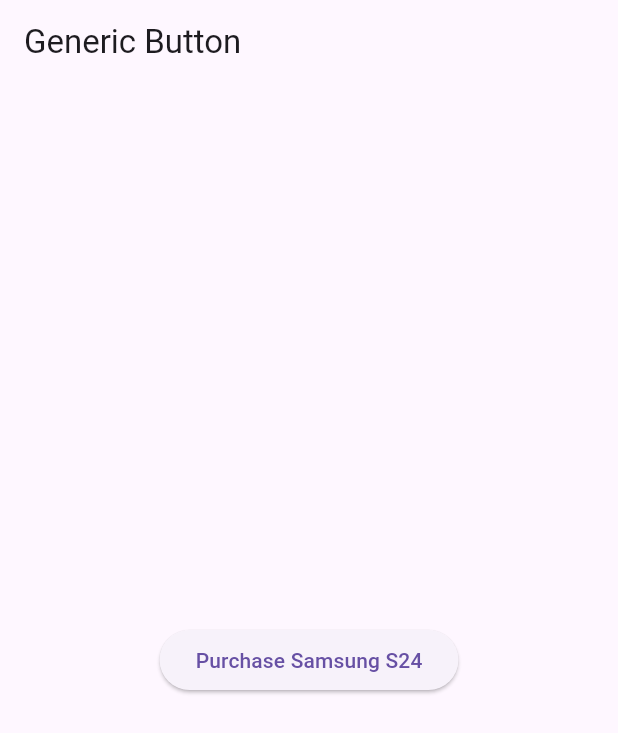
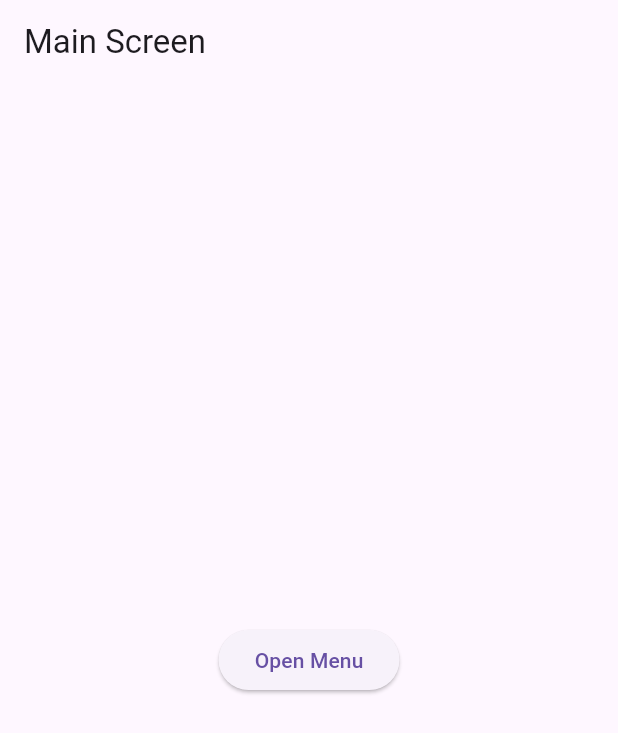
Before and after one commit to kashan980/EandSInternship, a Flutter app: the screen it shows after launch, on a phone screen of 412 x 824 dp. Shown: the top 733 px of the screen. Run offline on Flutter 3.47's test engine with Material 3 defaults, Android fonts, the phone set to English and light mode, and no system bars.

Commit message:
pushed by hammad

```diff
--- a/lib/main.dart
+++ b/lib/main.dart
@@ -1,44 +1,8 @@
 import 'package:flutter/material.dart';
+import 'presentation/main_screen/main_screen.dart';
 
 void main() {
   runApp(const MyApp());
-}
-
-abstract class Item {
-  String get name;
-  double get price;
-}
-
-class Phone implements Item {
-  @override
-  final String name;
-
-  @override
-  final double price;
-
-  Phone({required this.name, required this.price});
-}
-
-class PurchaseButton<T extends Item> extends StatelessWidget {
-  final T item;
-
-  const PurchaseButton({super.key, required this.item});
-
-  @override
-  Widget build(BuildContext context) {
-    return ElevatedButton(
-      onPressed: () {
-        ScaffoldMessenger.of(context).showSnackBar(
-          SnackBar(
-            content: Text(
-              'Purchased ${item.name} for \$${item.price.toString()} ',
-            ),
-          ),
-        );
-      },
-      child: Text("Purchase ${item.name}"),
-    );
-  }
 }
 
 class MyApp extends StatelessWidget {
@@ -46,13 +10,6 @@
 
   @override
   Widget build(BuildContext context) {
-    final phone = Phone(name: "Samsung S24", price: 850);
-
-    return MaterialApp(
-      home: Scaffold(
-        appBar: AppBar(title: const Text("Generic Button")),
-        body: Center(child: PurchaseButton<Phone>(item: phone)),
-      ),
-    );
+    return MaterialApp(home: MainScreen());
   }
 }
--- /dev/null
+++ b/lib/presentation/main_screen/main_screen.dart
@@ -0,0 +1,24 @@
+import 'package:flutter/material.dart';
+import '../menu/menu.dart';
+
+class MainScreen extends StatelessWidget {
+  const MainScreen({super.key});
+
+  @override
+  Widget build(BuildContext context) {
+    return Scaffold(
+      appBar: AppBar(title: const Text("Main Screen")),
+      body: Center(
+        child: ElevatedButton(
+          onPressed: () {
+            Navigator.push(
+              context,
+              MaterialPageRoute(builder: (context) => const Menu()),
+            );
+          },
+          child: const Text("Open Menu"),
+        ),
+      ),
+    );
+  }
+}
```
Also changed, not shown: lib/presentation/menu/menu.dart (added, +63 -0 lines).
